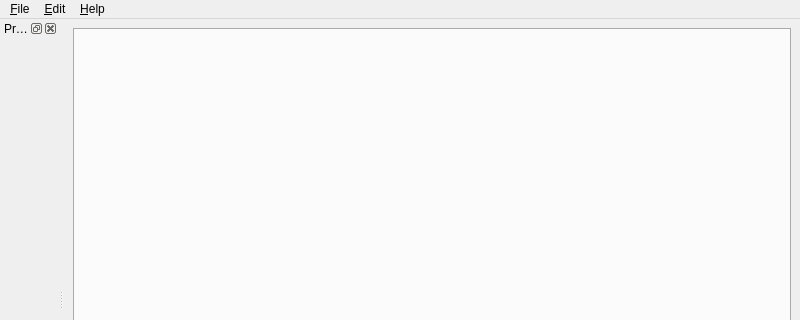
Drag-On/novelist, file core/src/novelist/windows/MainWindow.ui: the form before one commit; both pictures show x 0 to 800 and y 0 to 320 of the 800 by 600 pixel window.
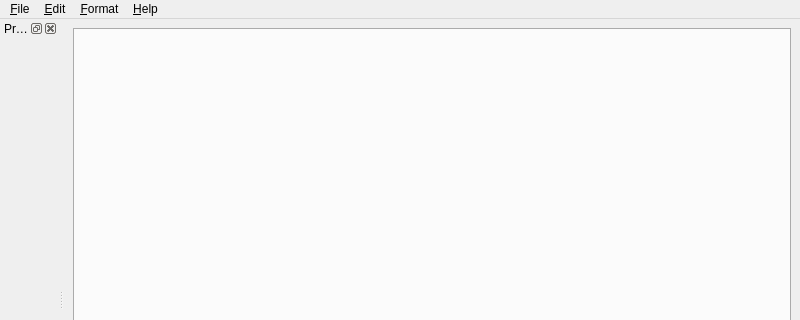
The form after the commit. Custom widgets are drawn as their Qt base class.

```diff
--- a/core/src/novelist/windows/MainWindow.ui
+++ b/core/src/novelist/windows/MainWindow.ui
@@ -71,8 +71,20 @@
     <addaction name="action_Undo"/>
     <addaction name="action_Redo"/>
    </widget>
+   <widget class="QMenu" name="menu_Format">
+    <property name="title">
+     <string>&amp;Format</string>
+    </property>
+    <addaction name="action_Bold"/>
+    <addaction name="action_Italic"/>
+    <addaction name="action_Underline"/>
+    <addaction name="action_Overline"/>
+    <addaction name="action_Strikethrough"/>
+    <addaction name="actionSmall_Caps"/>
+   </widget>
    <addaction name="menu_File"/>
    <addaction name="menu_Edit"/>
+   <addaction name="menu_Format"/>
    <addaction name="menu_Help"/>
   </widget>
   <widget class="QStatusBar" name="statusbar"/>
```
Left out of the diff: 72 changed lines with no effect on the pictures.
